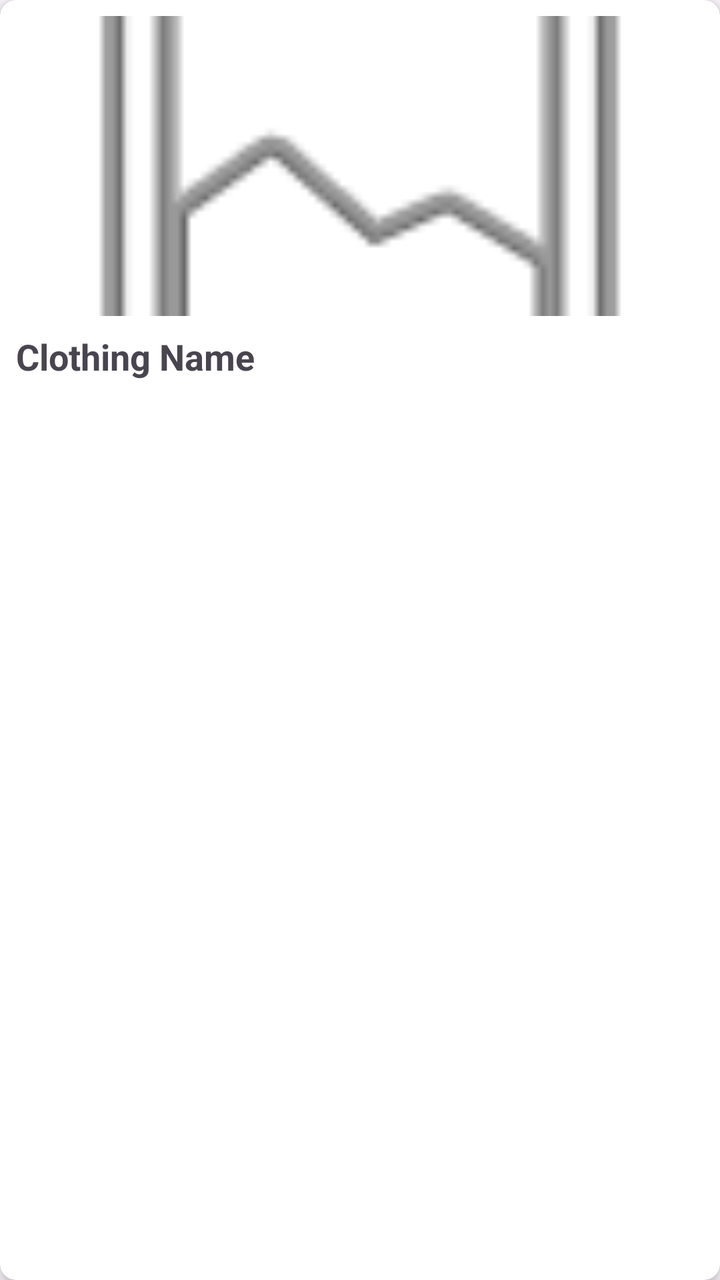
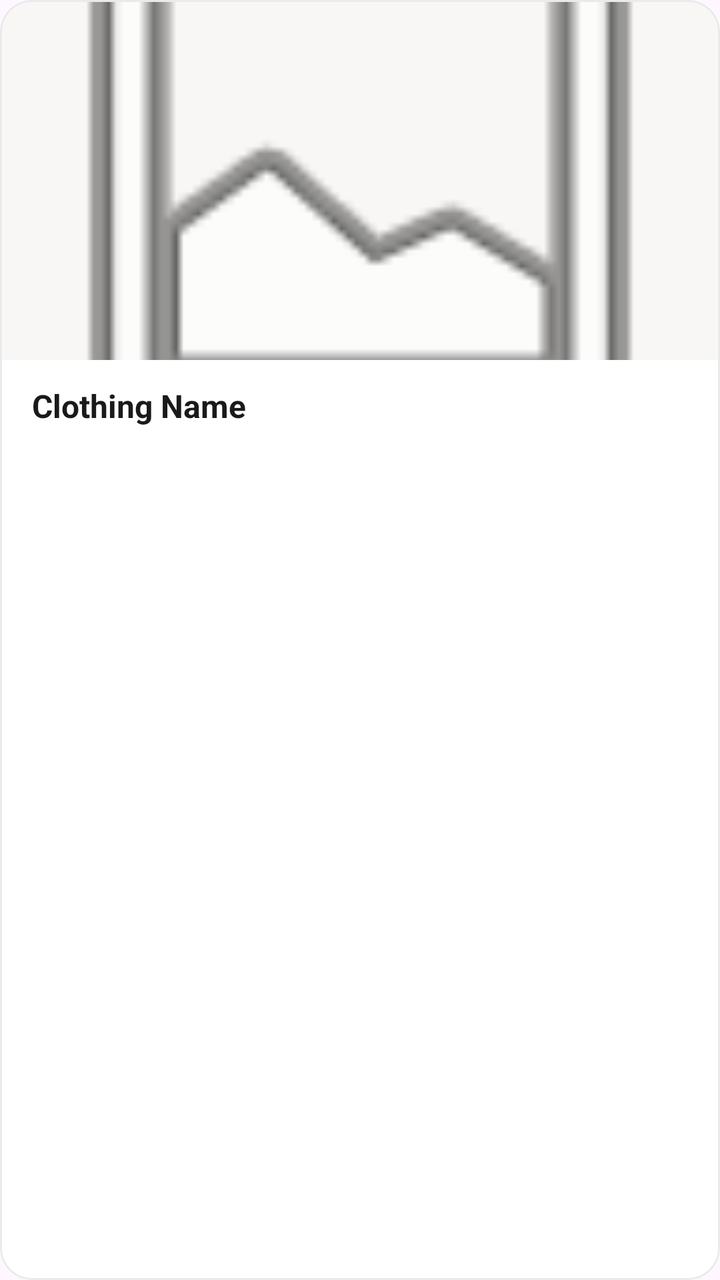

Before-and-after screenshots of an Android layout around one commit, followed by the original layout XML and the change that was made.
<!-- AndroidManifest.xml: application theme Theme.Vestiaire -->
<!-- res/layout/item_clothing.xml -->
<?xml version="1.0" encoding="utf-8"?>
<androidx.cardview.widget.CardView xmlns:android="http://schemas.android.com/apk/res/android"
    xmlns:app="http://schemas.android.com/apk/res-auto"
    android:layout_width="match_parent"
    android:layout_height="wrap_content"
    android:layout_margin="8dp"
    app:cardCornerRadius="8dp"
    app:cardElevation="4dp">

    <LinearLayout
        android:layout_width="match_parent"
        android:layout_height="wrap_content"
        android:orientation="vertical"
        android:padding="8dp">

        <ImageView
            android:id="@+id/ivClothingImage"
            android:layout_width="match_parent"
            android:layout_height="150dp"
            android:scaleType="centerCrop"
            android:src="@android:drawable/ic_menu_gallery" />

        <TextView
            android:id="@+id/tvClothingName"
            android:layout_width="match_parent"
            android:layout_height="wrap_content"
            android:layout_marginTop="8dp"
            android:text="Clothing Name"
            android:textSize="18sp"
            android:textStyle="bold" />

    </LinearLayout>
</androidx.cardview.widget.CardView>
<!-- resources referenced by this layout -->
<resources>
  <style name="Theme.Vestiaire" parent="Base.Theme.Vestiaire" />
  <style name="Base.Theme.Vestiaire" parent="Theme.Material3.DayNight.NoActionBar">
          
          
      </style>
</resources>

<!-- the commit's change to res/layout/item_clothing.xml (unified diff, before → after) -->
@@ -1,33 +1,48 @@
 <?xml version="1.0" encoding="utf-8"?>
-<androidx.cardview.widget.CardView xmlns:android="http://schemas.android.com/apk/res/android"
+<com.google.android.material.card.MaterialCardView
+    xmlns:android="http://schemas.android.com/apk/res/android"
     xmlns:app="http://schemas.android.com/apk/res-auto"
     android:layout_width="match_parent"
     android:layout_height="wrap_content"
     android:layout_margin="8dp"
-    app:cardCornerRadius="8dp"
-    app:cardElevation="4dp">
+    app:cardCornerRadius="16dp"
+    app:cardElevation="0dp"
+    app:strokeWidth="1dp"
+    app:strokeColor="#EAEAEA"
+    app:cardBackgroundColor="@color/vestiaire_surface">
 
     <LinearLayout
         android:layout_width="match_parent"
         android:layout_height="wrap_content"
-        android:orientation="vertical"
-        android:padding="8dp">
+        android:orientation="vertical">
 
         <ImageView
             android:id="@+id/ivClothingImage"
             android:layout_width="match_parent"
-            android:layout_height="150dp"
+            android:layout_height="180dp"
             android:scaleType="centerCrop"
+            android:background="@color/vestiaire_background"
             android:src="@android:drawable/ic_menu_gallery" />
 
-        <TextView
-            android:id="@+id/tvClothingName"
+        <LinearLayout
             android:layout_width="match_parent"
             android:layout_height="wrap_content"
-            android:layout_marginTop="8dp"
-            android:text="Clothing Name"
-            android:textSize="18sp"
-            android:textStyle="bold" />
+            android:orientation="vertical"
+            android:paddingHorizontal="16dp"
+            android:paddingVertical="12dp">
+
+            <TextView
+                android:id="@+id/tvClothingName"
+                android:layout_width="match_parent"
+                android:layout_height="wrap_content"
+                android:text="Clothing Name"
+                android:textSize="16sp"
+                android:textStyle="bold"
+                android:textColor="@color/vestiaire_text"
+                android:ellipsize="end"
+                android:maxLines="1" />
+
+        </LinearLayout>
 
     </LinearLayout>
-</androidx.cardview.widget.CardView>
+</com.google.android.material.card.MaterialCardView>
<!-- resource entries referenced after the edit -->
@@ -1,5 +1,8 @@
 <!-- resources referenced by this layout -->
 <resources>
+  <color name="vestiaire_background">#F8F7F5</color>
+  <color name="vestiaire_surface">#FFFFFF</color>
+  <color name="vestiaire_text">#1A1A1A</color>
   <style name="Theme.Vestiaire" parent="Base.Theme.Vestiaire" />
   <style name="Base.Theme.Vestiaire" parent="Theme.Material3.DayNight.NoActionBar">
           
